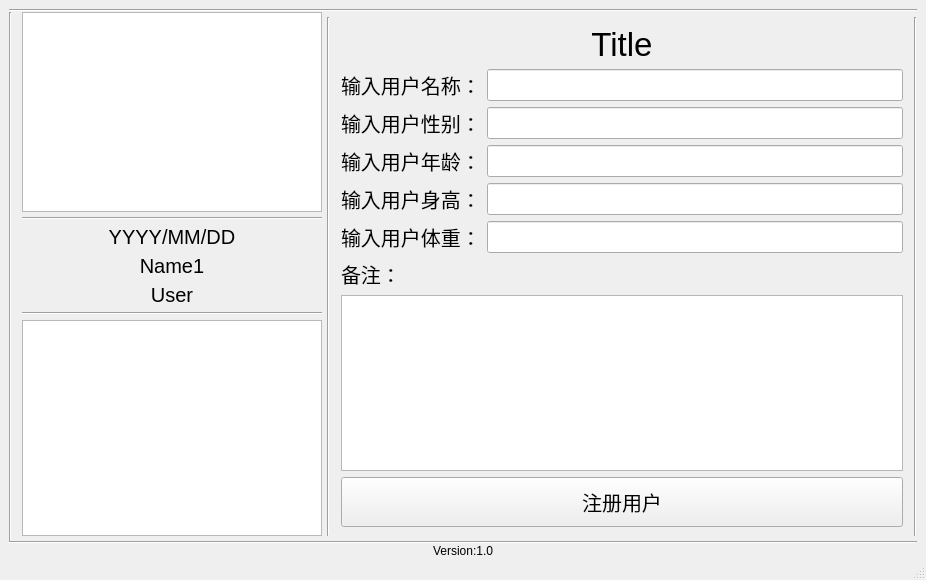
Above: ui/ui_mainwindow_3.ui from hyc3z/pyWidgets before the change. Below: the same form after it.
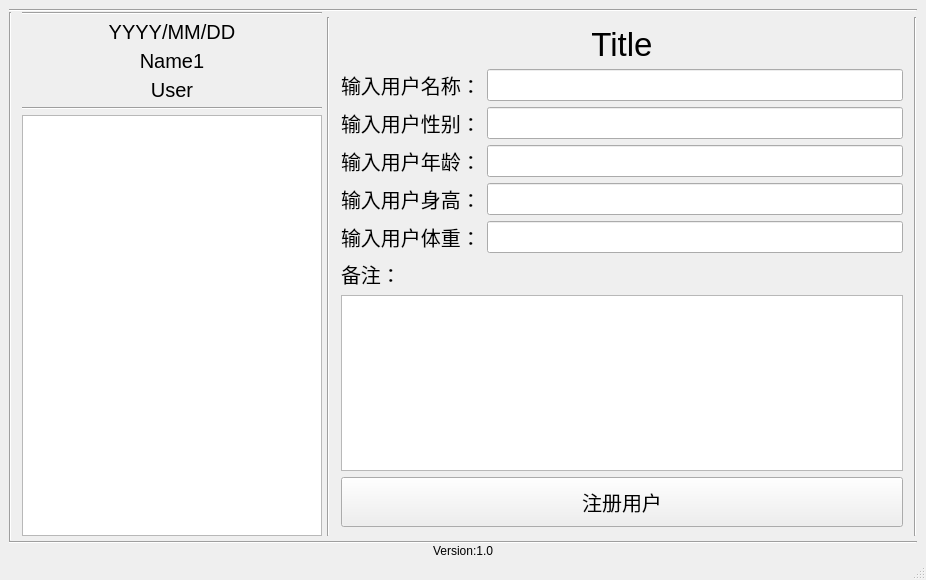
That is the form after the change. Custom widgets are drawn as their Qt base class.

Commit message: add pdf_util

Diff of the .ui file:
```diff
--- a/ui/ui_mainwindow_3.ui
+++ b/ui/ui_mainwindow_3.ui
@@ -108,28 +108,6 @@
           <property name="bottomMargin">
            <number>5</number>
           </property>
-          <item>
-           <widget class="QGraphicsView" name="graphicsView_logo">
-            <property name="sizePolicy">
-             <sizepolicy hsizetype="Fixed" vsizetype="Fixed">
-              <horstretch>0</horstretch>
-              <verstretch>0</verstretch>
-             </sizepolicy>
-            </property>
-            <property name="minimumSize">
-             <size>
-              <width>200</width>
-              <height>200</height>
-             </size>
-            </property>
-            <property name="maximumSize">
-             <size>
-              <width>300</width>
-              <height>300</height>
-             </size>
-            </property>
-           </widget>
-          </item>
           <item>
            <widget class="Line" name="line_12">
             <property name="sizePolicy">
```
The commit also changes 1 other file.
